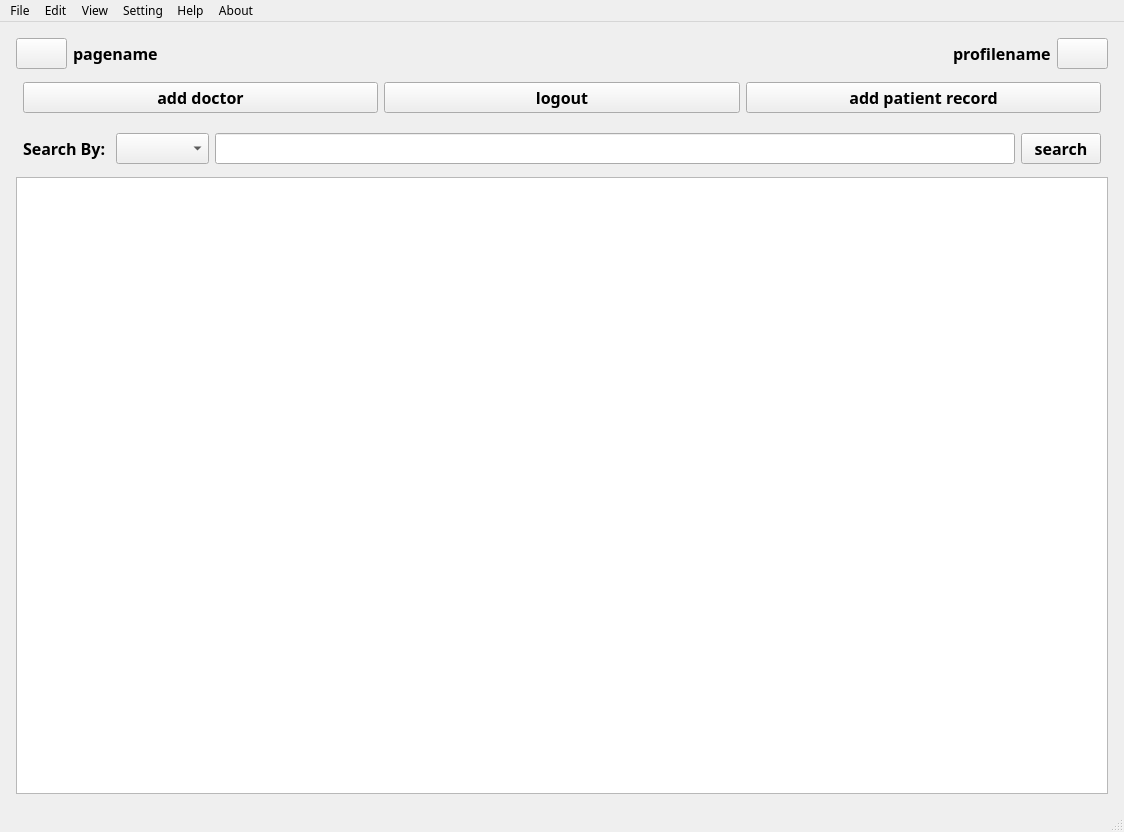
First picture: the form in gui/Dashboard.ui, repository saadaliasif/fyp, before the edit.
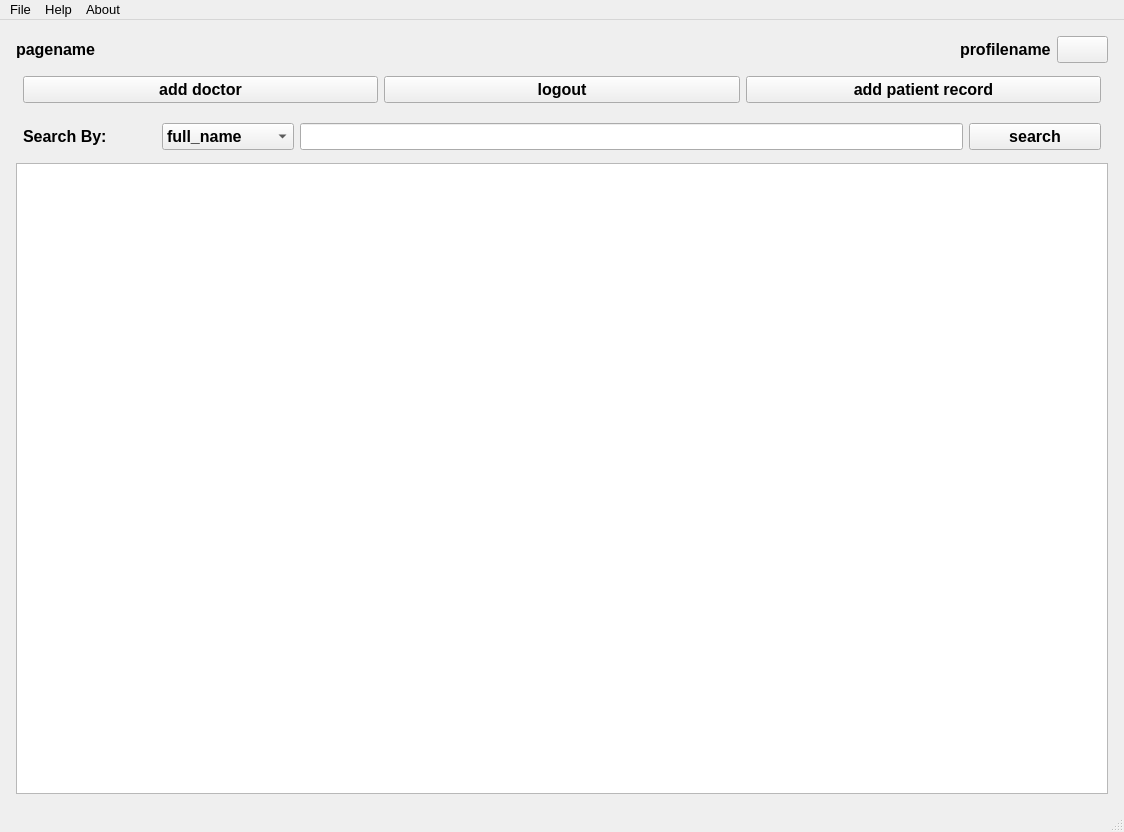
Second picture: the form after the edit. Icons and pictures are not drawn.

What changed in the file:
```diff
--- a/gui/Dashboard.ui
+++ b/gui/Dashboard.ui
@@ -12,7 +12,8 @@
   </property>
   <property name="font">
    <font>
-    <family>MV Boli</family>
+    <family>Nirmala UI</family>
+    <pointsize>10</pointsize>
    </font>
   </property>
   <property name="windowTitle">
@@ -36,30 +37,6 @@
       </property>
       <item>
        <layout class="QHBoxLayout" name="horizontalLayout_3">
-        <item>
-         <widget class="QPushButton" name="menu_pushButton">
-          <property name="font">
-           <font>
-            <pointsize>12</pointsize>
-            <weight>75</weight>
-            <bold>true</bold>
-           </font>
-          </property>
-          <property name="text">
-           <string/>
-          </property>
-          <property name="icon">
-           <iconset resource="../../Documents/vscode/fyp/fyp/icon.qrc">
-            <normaloff>:/icons/icons/menu.svg</normaloff>:/icons/icons/menu.svg</iconset>
-          </property>
-          <property name="iconSize">
-           <size>
-            <width>50</width>
-            <height>50</height>
-           </size>
-          </property>
-         </widget>
-        </item>
         <item>
          <widget class="QLabel" name="menu_label">
           <property name="font">
@@ -240,7 +217,7 @@
        </layout>
       </item>
       <item>
-       <layout class="QHBoxLayout" name="horizontalLayout">
+       <layout class="QHBoxLayout" name="horizontalLayout" stretch="1,1,5,1">
         <property name="leftMargin">
          <number>7</number>
         </property>
@@ -282,6 +259,21 @@
             <bold>true</bold>
            </font>
           </property>
+          <item>
+           <property name="text">
+            <string>full_name</string>
+           </property>
+          </item>
+          <item>
+           <property name="text">
+            <string>id</string>
+           </property>
+          </item>
+          <item>
+           <property name="text">
+            <string>resultcol</string>
+           </property>
+          </item>
          </widget>
         </item>
         <item>
@@ -334,7 +326,7 @@
      <x>0</x>
      <y>0</y>
      <width>1124</width>
-     <height>26</height>
+     <height>29</height>
     </rect>
    </property>
    <widget class="QMenu" name="menuFile">
@@ -342,24 +334,6 @@
      <string>File</string>
     </property>
     <addaction name="actionQuit"/>
-    <addaction name="actionAddDoctor"/>
-    <addaction name="actionAddPatientRecord"/>
-   </widget>
-   <widget class="QMenu" name="menuEdit">
-    <property name="title">
-     <string>Edit</string>
-    </property>
-   </widget>
-   <widget class="QMenu" name="menuView">
-    <property name="title">
-     <string>View</string>
-    </property>
-    <addaction name="actionProfileInfo"/>
-   </widget>
-   <widget class="QMenu" name="menuSetting">
-    <property name="title">
-     <string>Setting</string>
-    </property>
    </widget>
    <widget class="QMenu" name="menuHelp">
     <property name="title">
@@ -374,9 +348,6 @@
     <addaction name="actionCheck_For_Updates"/>
    </widget>
    <addaction name="menuFile"/>
-   <addaction name="menuEdit"/>
-   <addaction name="menuView"/>
-   <addaction name="menuSetting"/>
    <addaction name="menuHelp"/>
    <addaction name="menuAbout"/>
   </widget>
```
Left out of the diff: 16 changed lines with no effect on the pictures.
